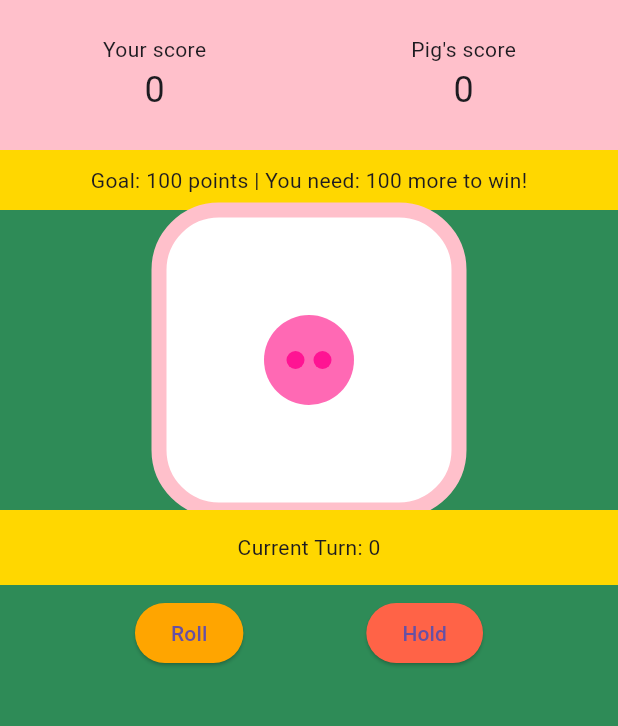
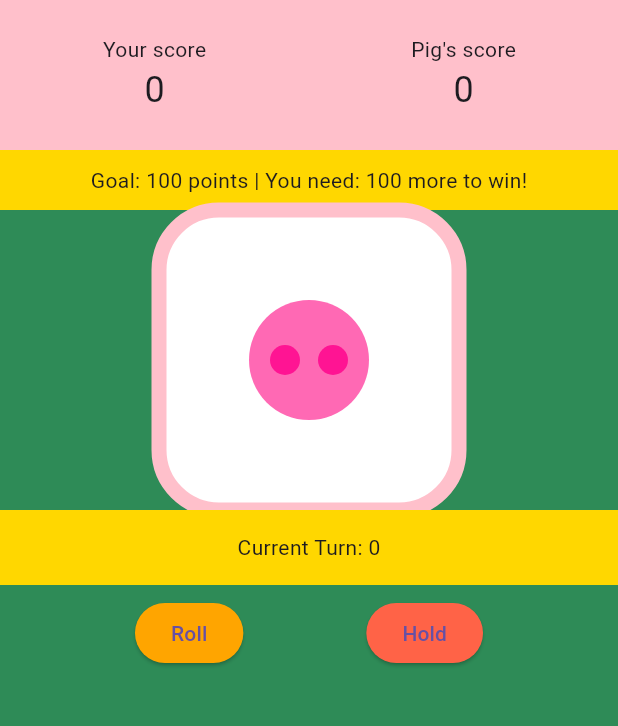
Before and after one commit to bserridge/Pig, a Flutter app: the screen it shows after launch, after a tap on "Start Game", on a phone screen of 412 x 824 dp, the part 105-831 px from its top. Run offline on Flutter 3.47's test engine with Material 3 defaults, Android fonts, the phone set to English and light mode, and no system bars.

Commit message:
Update the die to only show the snout on a one.

```diff
--- a/parallel_pig_anthropic/lib/pig_dice.dart
+++ b/parallel_pig_anthropic/lib/pig_dice.dart
@@ -52,7 +52,7 @@ class DicePainter extends CustomPainter {
     // Draw pips based on dice value
     switch (value) {
       case 1:
-        _drawPip(canvas, size, 0.5, 0.5, size.width * 0.15, paint);
+        _drawPigNose(canvas, size, 0.5, 0.5, size.width * 0.2, paint);
         break;
       case 2:
         _drawPip(canvas, size, 0.3, 0.3, size.width * 0.1, paint);
@@ -89,11 +89,16 @@ class DicePainter extends CustomPainter {
 
   void _drawPip(Canvas canvas, Size size, double x, double y, double radius, Paint paint) {
     canvas.drawCircle(Offset(size.width * x, size.height * y), radius, paint);
+  }
 
-    // Draw a small snout in each pip
+  void _drawPigNose(Canvas canvas, Size size, double x, double y, double radius, Paint paint) {
+    // Main nose circle
+    canvas.drawCircle(Offset(size.width * x, size.height * y), radius, paint);
+
+    // Nostrils
     paint.color = Color(0xFFFF1493); // Deep pink
-    canvas.drawCircle(Offset(size.width * x - radius * 0.3, size.height * y), radius * 0.2, paint);
-    canvas.drawCircle(Offset(size.width * x + radius * 0.3, size.height * y), radius * 0.2, paint);
+    canvas.drawCircle(Offset(size.width * x - radius * 0.4, size.height * y), radius * 0.25, paint);
+    canvas.drawCircle(Offset(size.width * x + radius * 0.4, size.height * y), radius * 0.25, paint);
   }
 
   @override
```
Also changed, not shown: parallel_pig_anthropic/lib/pig_themed_button.dart (added).
